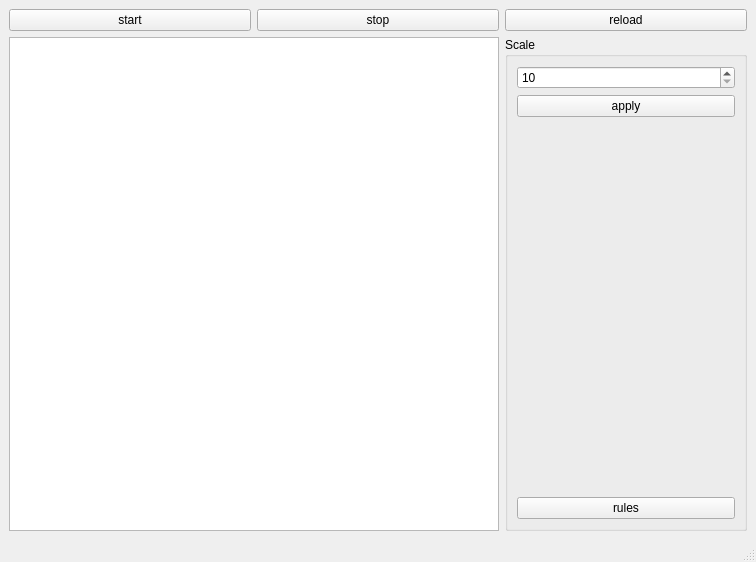
Old version of the form GameOfLife/mainwindow.ui in the repository EGmerina/23203_gmerina.
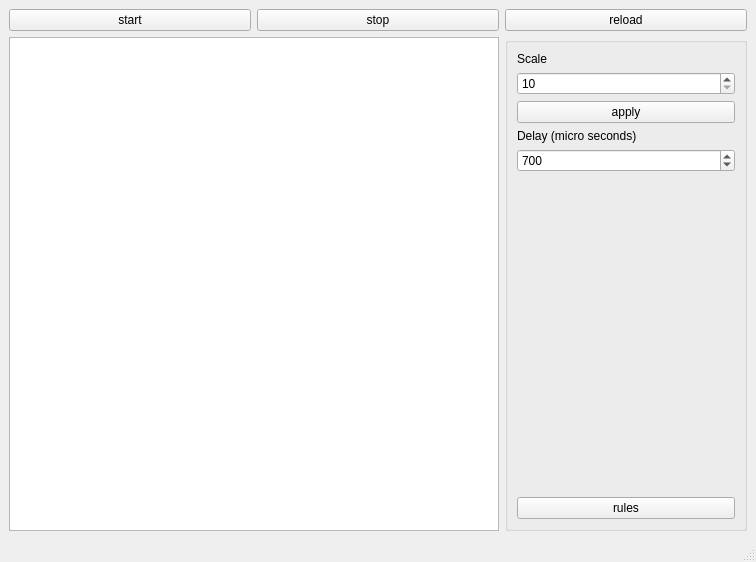
New version of the form.

Commit message: life with speed

Patch:
```diff
--- a/GameOfLife/mainwindow.ui
+++ b/GameOfLife/mainwindow.ui
@@ -55,40 +55,24 @@
            </size>
           </property>
           <property name="title">
-           <string>Scale</string>
+           <string/>
           </property>
           <layout class="QGridLayout" name="gridLayout_2">
-           <item row="4" column="0">
+           <item row="11" column="0">
             <widget class="QPushButton" name="rules">
              <property name="text">
               <string>rules</string>
              </property>
             </widget>
            </item>
-           <item row="1" column="0">
-            <widget class="QPushButton" name="apply">
+           <item row="4" column="0">
+            <widget class="QLabel" name="label_3">
              <property name="text">
-              <string>apply</string>
+              <string>Delay (micro seconds)</string>
              </property>
             </widget>
            </item>
-           <item row="2" column="0">
-            <widget class="QLabel" name="label">
-             <property name="sizePolicy">
-              <sizepolicy hsizetype="Minimum" vsizetype="Minimum">
-               <horstretch>0</horstretch>
-               <verstretch>0</verstretch>
-              </sizepolicy>
-             </property>
-             <property name="text">
-              <string/>
-             </property>
-             <property name="textFormat">
-              <enum>Qt::AutoText</enum>
-             </property>
-            </widget>
-           </item>
-           <item row="3" column="0">
+           <item row="10" column="0">
             <spacer name="verticalSpacer">
              <property name="orientation">
               <enum>Qt::Vertical</enum>
@@ -104,7 +88,46 @@
              </property>
             </spacer>
            </item>
+           <item row="5" column="0">
+            <widget class="QSpinBox" name="speed">
+             <property name="minimum">
+              <number>100</number>
+             </property>
+             <property name="maximum">
+              <number>5000</number>
+             </property>
+             <property name="singleStep">
+              <number>100</number>
+             </property>
+             <property name="value">
+              <number>700</number>
+             </property>
+            </widget>
+           </item>
            <item row="0" column="0">
+            <widget class="QLabel" name="label_2">
+             <property name="text">
+              <string>Scale</string>
+             </property>
+            </widget>
+           </item>
+           <item row="6" column="0">
+            <widget class="QLabel" name="label">
+             <property name="sizePolicy">
+              <sizepolicy hsizetype="Minimum" vsizetype="Minimum">
+               <horstretch>0</horstretch>
+               <verstretch>0</verstretch>
+              </sizepolicy>
+             </property>
+             <property name="text">
+              <string/>
+             </property>
+             <property name="textFormat">
+              <enum>Qt::AutoText</enum>
+             </property>
+            </widget>
+           </item>
+           <item row="1" column="0">
             <widget class="QSpinBox" name="scale">
              <property name="minimum">
               <number>10</number>
@@ -117,6 +140,13 @@
              </property>
             </widget>
            </item>
+           <item row="3" column="0">
+            <widget class="QPushButton" name="apply">
+             <property name="text">
+              <string>apply</string>
+             </property>
+            </widget>
+           </item>
           </layout>
          </widget>
         </item>
```
The commit also changes 4 other files.
